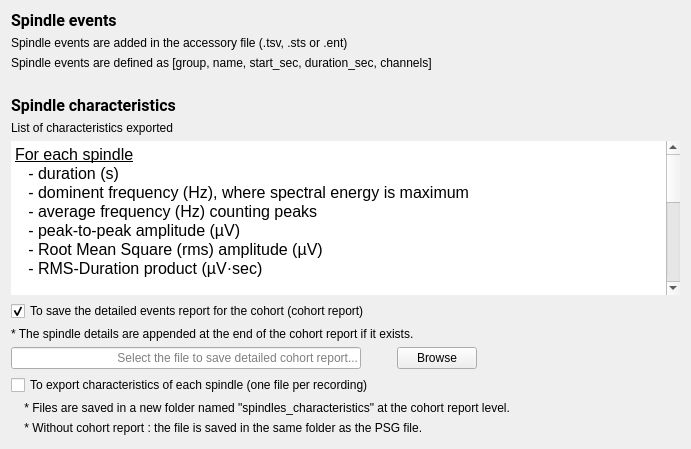
Before: the Qt Designer form tools/CEAMSTools/SpindleDetectionSumo/OutputFilesStep/Ui_OutputFilesStep.ui in SnoozToolbox/snooz-package-ceams, drawn with Qt 5.
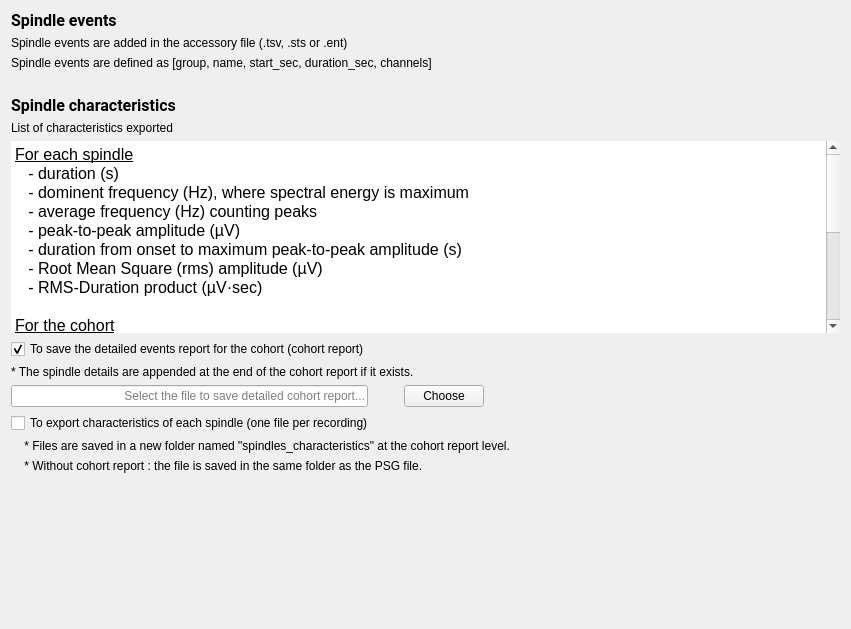
After: the same form once the commit is applied.

Commit message: Add peak-to-peak amplitude onset duration characteristic to spindle report.

```diff
--- a/tools/CEAMSTools/SpindleDetectionSumo/OutputFilesStep/Ui_OutputFilesStep.ui
+++ b/tools/CEAMSTools/SpindleDetectionSumo/OutputFilesStep/Ui_OutputFilesStep.ui
@@ -6,8 +6,8 @@
    <rect>
     <x>0</x>
     <y>0</y>
-        <width>691</width>
-        <height>449</height>
+    <width>851</width>
+    <height>629</height>
    </rect>
   </property>
   <property name="windowTitle">
@@ -135,6 +135,7 @@
 &lt;p style=&quot; margin-top:0px; margin-bottom:0px; margin-left:0px; margin-right:0px; -qt-block-indent:0; text-indent:0px;&quot;&gt;   - dominent frequency (Hz), &lt;span style=&quot; color:#000000;&quot;&gt;where spectral energy is maximum&lt;/span&gt;&lt;/p&gt;
 &lt;p style=&quot; margin-top:0px; margin-bottom:0px; margin-left:0px; margin-right:0px; -qt-block-indent:0; text-indent:0px;&quot;&gt;&lt;span style=&quot; color:#000000;&quot;&gt;   - average frequency (Hz) counting peaks&lt;/span&gt;&lt;/p&gt;
 &lt;p style=&quot; margin-top:0px; margin-bottom:0px; margin-left:0px; margin-right:0px; -qt-block-indent:0; text-indent:0px;&quot;&gt;&lt;span style=&quot; color:#000000;&quot;&gt;   - peak-to-peak amplitude (µV)&lt;/span&gt;&lt;/p&gt;
+&lt;p style=&quot; margin-top:0px; margin-bottom:0px; margin-left:0px; margin-right:0px; -qt-block-indent:0; text-indent:0px;&quot;&gt;&lt;span style=&quot; color:#000000;&quot;&gt;   - duration from onset to maximum peak-to-peak amplitude (s)&lt;/span&gt;&lt;/p&gt;
 &lt;p style=&quot; margin-top:0px; margin-bottom:0px; margin-left:0px; margin-right:0px; -qt-block-indent:0; text-indent:0px;&quot;&gt;&lt;span style=&quot; color:#000000;&quot;&gt;   - Root Mean Square (rms) amplitude (µV)&lt;/span&gt;&lt;/p&gt;
 &lt;p style=&quot; margin-top:0px; margin-bottom:0px; margin-left:0px; margin-right:0px; -qt-block-indent:0; text-indent:0px;&quot;&gt;&lt;span style=&quot; color:#000000;&quot;&gt;   - RMS-Duration product (µV·sec)&lt;/span&gt;&lt;/p&gt;
 &lt;p style=&quot;-qt-paragraph-type:empty; margin-top:0px; margin-bottom:0px; margin-left:0px; margin-right:0px; -qt-block-indent:0; text-indent:0px; color:#000000;&quot;&gt;&lt;br /&gt;&lt;/p&gt;
@@ -148,7 +149,7 @@
 &lt;p style=&quot; margin-top:0px; margin-bottom:0px; margin-left:0px; margin-right:0px; -qt-block-indent:0; text-indent:0px;&quot;&gt;        - per clock hour - Start time is the sleep onset&lt;/p&gt;
 &lt;p style=&quot; margin-top:0px; margin-bottom:0px; margin-left:0px; margin-right:0px; -qt-block-indent:0; text-indent:0px;&quot;&gt;        - per hour spent in each stage - Start time is when each specific stage first begins in the timeline.&lt;/p&gt;
 &lt;p style=&quot;-qt-paragraph-type:empty; margin-top:0px; margin-bottom:0px; margin-left:0px; margin-right:0px; -qt-block-indent:0; text-indent:0px;&quot;&gt;&lt;br /&gt;&lt;/p&gt;
-&lt;p style=&quot; margin-top:0px; margin-bottom:0px; margin-left:0px; margin-right:0px; -qt-block-indent:0; text-indent:0px;&quot;&gt;&lt;span style=&quot; color:#000000;&quot;&gt;&lt;i&gt;Note: RSAI (RMS Spindle Activity Index) is the &lt;b&gt;sum&lt;/b&gt; of RMS-Duration products across all spindles. Other spindle characteristics are averaged values.&lt;/i&gt;&lt;/span&gt;&lt;/p&gt;</string>
+&lt;p style=&quot; margin-top:0px; margin-bottom:0px; margin-left:0px; margin-right:0px; -qt-block-indent:0; text-indent:0px;&quot;&gt;&lt;span style=&quot; font-style:italic; color:#000000;&quot;&gt;Note: RSAI (RMS Spindle Activity Index) is the &lt;/span&gt;&lt;span style=&quot; font-weight:700; font-style:italic; color:#000000;&quot;&gt;sum&lt;/span&gt;&lt;span style=&quot; font-style:italic; color:#000000;&quot;&gt; of RMS-Duration products across all spindles. Other spindle characteristics are averaged values.&lt;/span&gt;&lt;/p&gt;&lt;/body&gt;&lt;/html&gt;</string>
        </property>
       </widget>
      </item>
@@ -206,7 +207,7 @@
        <item>
         <widget class="QPushButton" name="pushButton_cohort">
          <property name="text">
-          <string>Browse</string>
+          <string>Choose</string>
          </property>
         </widget>
        </item>
```
Lines whose indentation alone changed are shown as unchanged. The commit also changes 7 other files.
